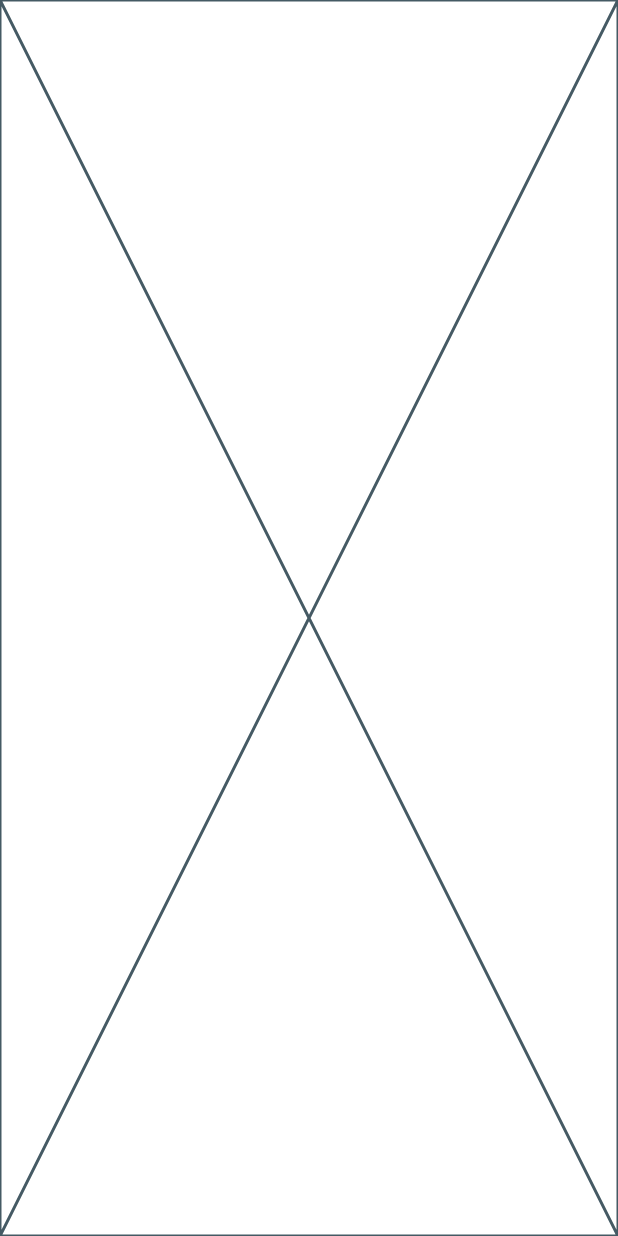
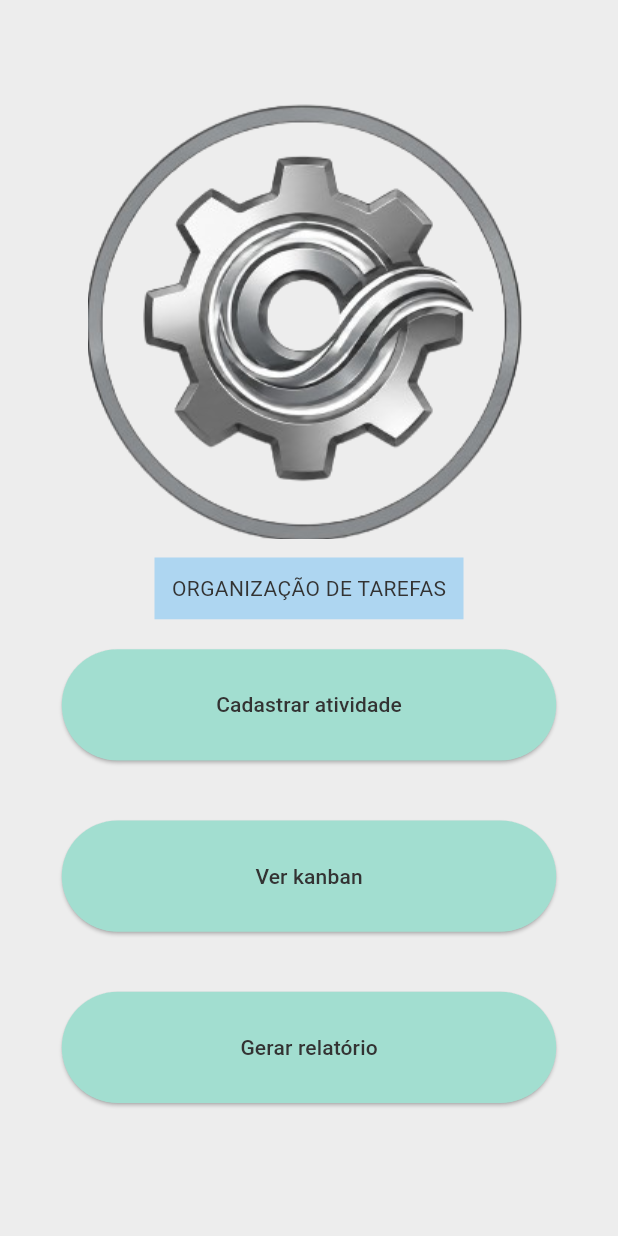
Before and after one commit to samiraPistore/kanDo, a Flutter app: the screen it shows after launch, on a phone screen of 412 x 824 dp. Run offline on Flutter 3.47's test engine with Material 3 defaults, Android fonts, the phone set to English and light mode, and no system bars.

Commit message:
Segundo commit: construção da tela home, implementação de componentes header e CustomBtn

```diff
--- /dev/null
+++ b/lib/components/custom_btn.dart
@@ -0,0 +1,37 @@
+import 'package:flutter/material.dart';
+
+class CustomBtn extends StatelessWidget {
+  final String title;
+  final VoidCallback ontap; // VoidCallback é o tipo ideal para funções de clique simples
+
+  // Incluindo as variáveis obrigatórias no construtor
+  const CustomBtn({
+    super.key,
+    required this.title,
+    required this.ontap,
+  });
+
+  @override
+  Widget build(BuildContext context) {
+    final width = MediaQuery.of(context).size.width * 0.8;
+    final height = MediaQuery.of(context).size.height * 0.09;
+    return Padding(
+      padding: const EdgeInsets.all(20),
+      child: ElevatedButton(
+        onPressed: ontap,
+        style: ElevatedButton.styleFrom(
+
+          padding: const EdgeInsets.symmetric(vertical: 16),
+          backgroundColor: Theme.of(context).colorScheme.secondary,
+          fixedSize: Size(width, height)
+
+        ),
+        child: Text(
+          title,
+          textAlign: TextAlign.justify,
+          style: TextStyle(color: Theme.of(context).colorScheme.onSurface),
+        ),
+      ),
+    );
+  }
+}
--- /dev/null
+++ b/lib/components/header.dart
@@ -0,0 +1,24 @@
+import 'package:flutter/material.dart';
+
+class Header extends StatelessWidget {
+  const Header({super.key});
+
+  @override
+  Widget build(BuildContext context) {
+    final size = MediaQuery.of(context).size;
+    return Column(
+      children: [
+        Image.asset("assets/logo.png",),
+        SizedBox(height: 12),
+        Container(
+          decoration: BoxDecoration(
+            color: Theme.of(context).colorScheme.primary,
+          ),
+          height: size.height * 0.05,
+          width: size.width * 0.5,
+          child: Center(child: Text('ORGANIZAÇÃO DE TAREFAS',textAlign: TextAlign.justify)),
+        ),
+      ],
+    );
+  }
+}
--- a/lib/screens/home_screen.dart
+++ b/lib/screens/home_screen.dart
@@ -1,10 +1,43 @@
 import 'package:flutter/material.dart';
+import 'package:khan_do/components/custom_btn.dart';
+import 'package:khan_do/components/header.dart';
+import 'package:khan_do/routes/app_routes.dart';
 
 class HomeScreen extends StatelessWidget {
   const HomeScreen({super.key});
 
   @override
   Widget build(BuildContext context) {
-    return const Placeholder();
+    return Scaffold(
+      body: Center(
+        child: Column(
+          mainAxisAlignment: MainAxisAlignment.center,
+          children: [
+            Header(),
+
+            CustomBtn(
+              title: 'Cadastrar atividade',
+              ontap: () {
+                Navigator.of(context).pushNamed(AppRoutes.newTask);
+              },
+            ),
+            CustomBtn(
+              title: 'Ver kanban',
+              ontap: () {
+                Navigator.of(context).pushNamed(AppRoutes.kanban);
+              },
+            ),
+            CustomBtn(
+              title: 'Gerar relatório',
+              ontap: () {
+                Navigator.of(context).pushNamed(AppRoutes.kanban);
+              },
+            ),
+
+
+          ],
+        ),
+      ),
+    );
   }
 }
--- a/pubspec.yaml
+++ b/pubspec.yaml
@@ -62,8 +62,8 @@ flutter:
   uses-material-design: true
 
   # To add assets to your application, add an assets section, like this:
-  # assets:
-  #   - images/a_dot_burr.jpeg
+  assets:
+    - assets/logo.png
   #   - images/a_dot_ham.jpeg
 
   # An image asset can refer to one or more resolution-specific "variants", see
```
Also changed, not shown: assets/logo.png (added).
